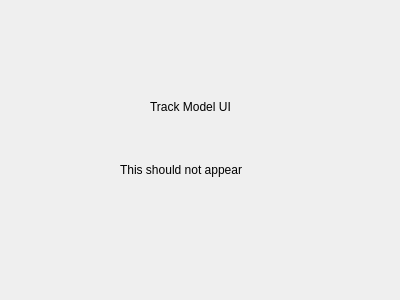
This is Group2_TrainSystem/trackmodel.ui in alecippolito/ECE1140-Systems_and_Project_Engineering as Qt 5 draws it before an edit. The edited form follows.
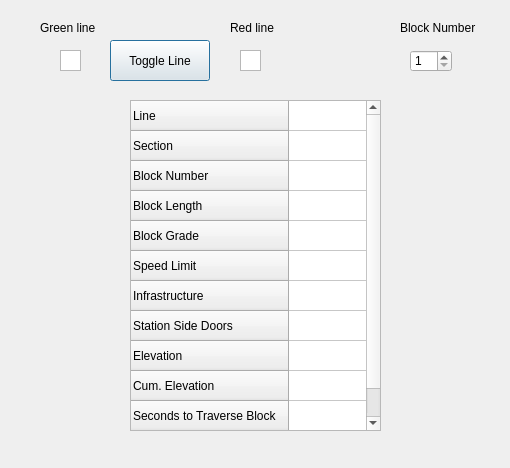
This is the edited form.

Commit message: added UI for track model

What changed in the file:
```diff
--- a/Group2_TrainSystem/trackmodel.ui
+++ b/Group2_TrainSystem/trackmodel.ui
@@ -6,40 +6,178 @@
    <rect>
     <x>0</x>
     <y>0</y>
-    <width>400</width>
-    <height>300</height>
+    <width>510</width>
+    <height>468</height>
    </rect>
   </property>
   <property name="windowTitle">
    <string>Dialog</string>
   </property>
+  <widget class="QPushButton" name="pushButton">
+   <property name="geometry">
+    <rect>
+     <x>110</x>
+     <y>40</y>
+     <width>100</width>
+     <height>41</height>
+    </rect>
+   </property>
+   <property name="text">
+    <string>Toggle Line</string>
+   </property>
+  </widget>
   <widget class="QLabel" name="label">
    <property name="geometry">
     <rect>
-     <x>150</x>
-     <y>100</y>
-     <width>111</width>
-     <height>21</height>
+     <x>40</x>
+     <y>20</y>
+     <width>61</width>
+     <height>16</height>
     </rect>
    </property>
    <property name="text">
-    <string>Track Model UI</string>
-   </property>
-   <property name="alignment">
-    <set>Qt::AlignLeading|Qt::AlignLeft|Qt::AlignTop</set>
+    <string>Green line</string>
    </property>
   </widget>
   <widget class="QLabel" name="label_2">
    <property name="geometry">
     <rect>
-     <x>120</x>
-     <y>160</y>
-     <width>161</width>
-     <height>20</height>
+     <x>230</x>
+     <y>20</y>
+     <width>51</width>
+     <height>16</height>
     </rect>
    </property>
    <property name="text">
-    <string>This should not appear</string>
+    <string>Red line</string>
+   </property>
+  </widget>
+  <widget class="QSpinBox" name="blockNumberSpinBox">
+   <property name="geometry">
+    <rect>
+     <x>410</x>
+     <y>50</y>
+     <width>42</width>
+     <height>22</height>
+    </rect>
+   </property>
+   <property name="minimum">
+    <number>1</number>
+   </property>
+   <property name="maximum">
+    <number>152</number>
+   </property>
+  </widget>
+  <widget class="QLabel" name="label_3">
+   <property name="geometry">
+    <rect>
+     <x>400</x>
+     <y>20</y>
+     <width>91</width>
+     <height>16</height>
+    </rect>
+   </property>
+   <property name="text">
+    <string>Block Number</string>
+   </property>
+  </widget>
+  <widget class="QTableWidget" name="tableWidget">
+   <property name="geometry">
+    <rect>
+     <x>130</x>
+     <y>100</y>
+     <width>251</width>
+     <height>331</height>
+    </rect>
+   </property>
+   <property name="sizeAdjustPolicy">
+    <enum>QAbstractScrollArea::AdjustToContents</enum>
+   </property>
+   <property name="showGrid">
+    <bool>true</bool>
+   </property>
+   <attribute name="horizontalHeaderVisible">
+    <bool>false</bool>
+   </attribute>
+   <row>
+    <property name="text">
+     <string>Line</string>
+    </property>
+   </row>
+   <row>
+    <property name="text">
+     <string>Section</string>
+    </property>
+   </row>
+   <row>
+    <property name="text">
+     <string>Block Number</string>
+    </property>
+   </row>
+   <row>
+    <property name="text">
+     <string>Block Length</string>
+    </property>
+   </row>
+   <row>
+    <property name="text">
+     <string>Block Grade</string>
+    </property>
+   </row>
+   <row>
+    <property name="text">
+     <string>Speed Limit</string>
+    </property>
+   </row>
+   <row>
+    <property name="text">
+     <string>Infrastructure</string>
+    </property>
+   </row>
+   <row>
+    <property name="text">
+     <string>Station Side Doors</string>
+    </property>
+   </row>
+   <row>
+    <property name="text">
+     <string>Elevation</string>
+    </property>
+   </row>
+   <row>
+    <property name="text">
+     <string>Cum. Elevation</string>
+    </property>
+   </row>
+   <row>
+    <property name="text">
+     <string>Seconds to Traverse Block</string>
+    </property>
+   </row>
+   <column>
+    <property name="text">
+     <string>Value</string>
+    </property>
+   </column>
+  </widget>
+  <widget class="QGraphicsView" name="greenLineStatusLight">
+   <property name="geometry">
+    <rect>
+     <x>60</x>
+     <y>50</y>
+     <width>21</width>
+     <height>21</height>
+    </rect>
+   </property>
+  </widget>
+  <widget class="QGraphicsView" name="redLineStatusLight">
+   <property name="geometry">
+    <rect>
+     <x>240</x>
+     <y>50</y>
+     <width>21</width>
+     <height>21</height>
+    </rect>
    </property>
   </widget>
  </widget>
```
The commit also changes 7 other files.
